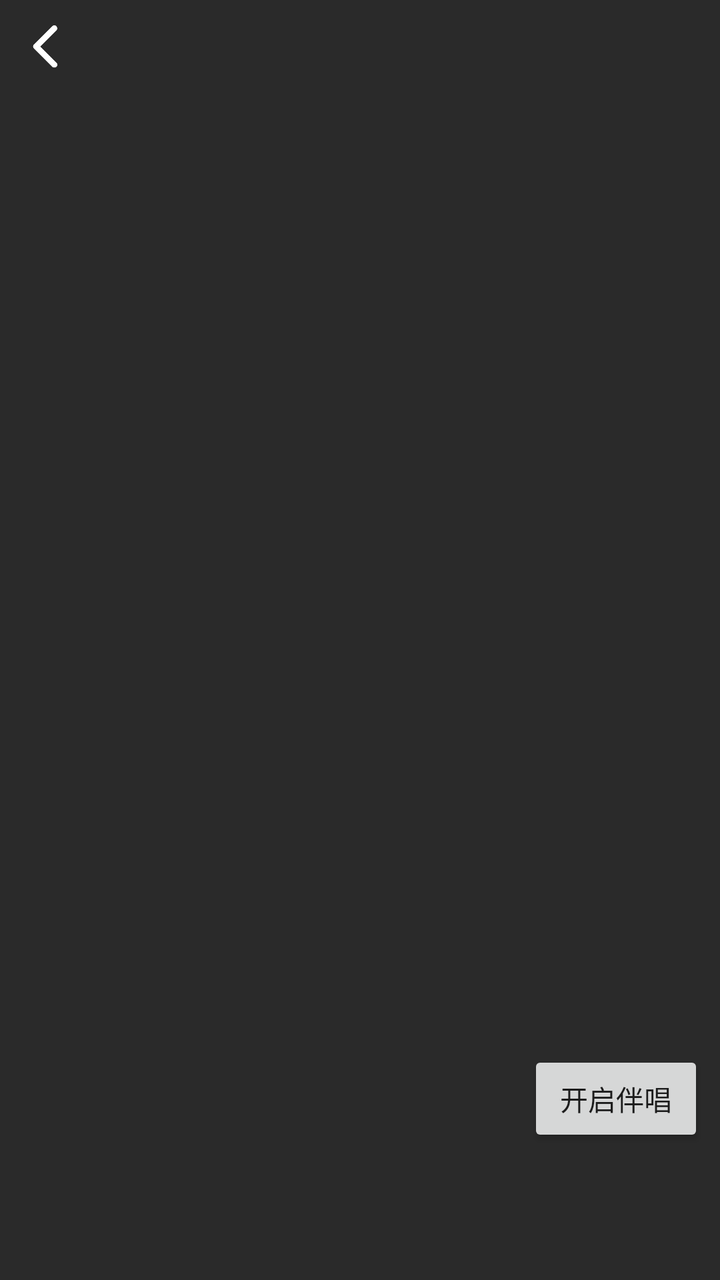
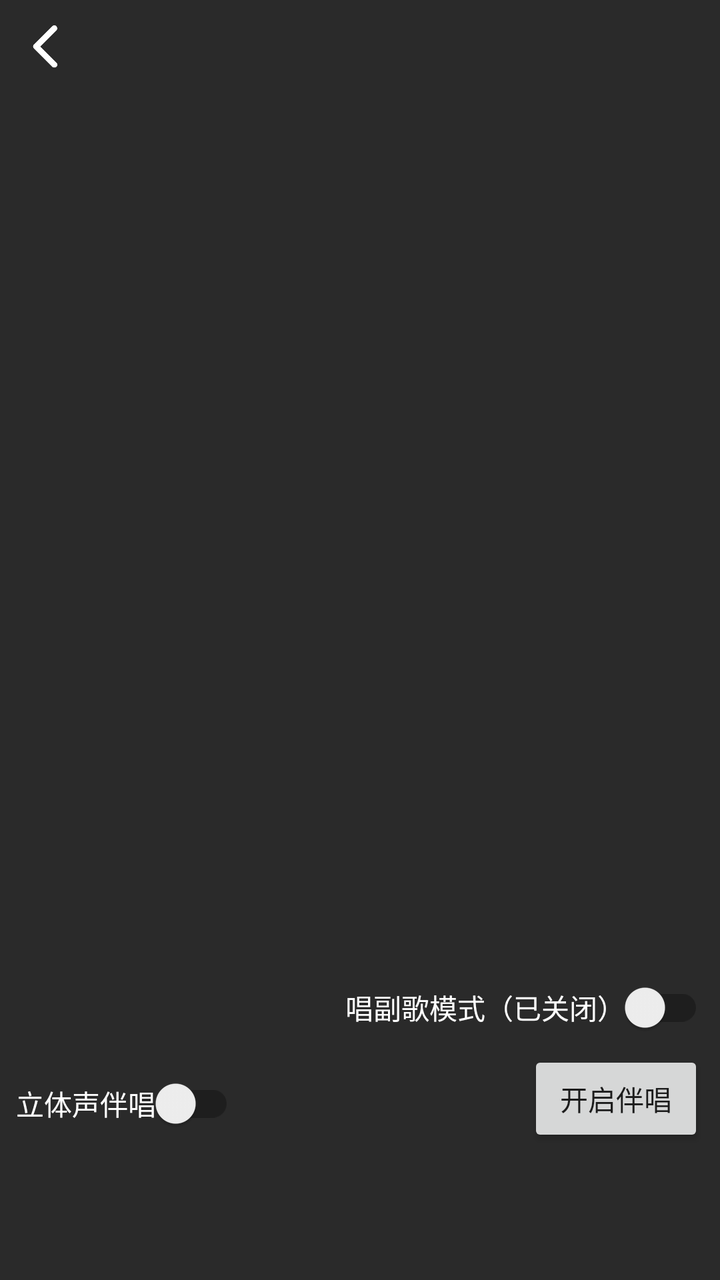

Compare the two renders of this Android layout. The source of the first and the diff that turns it into the second are given below.
<!-- AndroidManifest.xml: application theme Theme.QPlayerSDKAndroid -->
<!-- res/layout/activity_lyric_new.xml -->
<?xml version="1.0" encoding="utf-8"?>
<RelativeLayout xmlns:android="http://schemas.android.com/apk/res/android"
    android:layout_width="match_parent"
    android:layout_height="match_parent"
    xmlns:app="http://schemas.android.com/apk/res-auto"
    android:background="#2a2a2a">

    
    <ImageButton
        android:id="@+id/btn_back"
        android:layout_width="26dp"
        android:layout_height="26dp"
        android:layout_alignParentStart="true"
        android:layout_alignParentTop="true"
        android:layout_margin="10dp"
        android:adjustViewBounds="true"
        android:background="?attr/selectableItemBackgroundBorderless"
        android:contentDescription="back_button"
        android:scaleType="fitCenter"
        android:src="@drawable/ic_back_light" />

    <com.google.android.material.tabs.TabLayout
        android:id="@+id/tab_layout"
        android:layout_width="match_parent"
        android:layout_height="32dp"
        android:layout_marginLeft="50dp"
        android:layout_marginTop="10dp"
        app:tabIndicatorColor="@color/white"
        app:tabMode="scrollable"
        app:tabPaddingBottom="6dp"
        app:tabPaddingEnd="9dp"
        app:tabPaddingStart="1dp"
        app:tabSelectedTextColor="@color/white"
        app:tabTextColor="#9Affffff" />

    <androidx.viewpager2.widget.ViewPager2
        android:id="@+id/view_pager"
        android:layout_below="@+id/tab_layout"
        android:layout_width="match_parent"
        android:layout_height="match_parent"/>

    <Button
        android:id="@+id/vocalAccompany"
        android:layout_width="wrap_content"
        android:layout_height="wrap_content"
        android:layout_alignParentEnd="true"
        android:layout_alignParentBottom="true"
        android:layout_marginEnd="8dp"
        android:layout_marginBottom="@dimen/dp100"
        android:text="开启伴唱" />

    <androidx.appcompat.widget.AppCompatSeekBar
        android:id="@+id/seekbar"
        style="@style/CustomSeekbarStyle"
        android:layout_width="match_parent"
        android:layout_height="@dimen/dp80"
        android:layout_above="@id/vocalAccompany"
        android:layout_marginBottom="20dp"
        android:max="160"
        android:progress="80"
        android:visibility="gone" />

</RelativeLayout>
<!-- resources referenced by this layout -->
<resources>
  <color name="white">#FFFFFFFF</color>
  <dimen name="dp100">200px</dimen>
  <dimen name="dp80">160px</dimen>
  <!-- drawable ic_back_light: png bitmap (drawable, 2479 bytes) -->
  <style name="CustomSeekbarStyle">
          <item name="android:maxHeight">10dp</item>
          <item name="android:indeterminateOnly">false</item>
          <item name="android:indeterminateDrawable">@color/colorAccent</item>
          <item name="android:progressDrawable">@drawable/seekbar_progress_drawable</item>
          <item name="android:minHeight">10dp</item>
          <item name="android:thumb">@drawable/thumb</item>
      </style>
  <style name="Theme.QPlayerSDKAndroid" parent="Theme.AppCompat.Light.NoActionBar">
          
          <item name="colorPrimary">@color/purple_500</item>
          <item name="colorPrimaryVariant">@color/purple_700</item>
          <item name="colorOnPrimary">@color/white</item>
          
          <item name="colorSecondary">@color/teal_200</item>
          <item name="colorSecondaryVariant">@color/teal_700</item>
          <item name="colorOnSecondary">@color/black</item>
          
          <item name="android:statusBarColor" tools:targetApi="l">?attr/colorPrimaryVariant</item>
          
          <item name="android:forceDarkAllowed" tools:targetApi="q">false</item>
      </style>
  <color name="colorAccent">#D81B60</color>
  <!-- drawable seekbar_progress_drawable (drawable) -->
  <?xml version="1.0" encoding="utf-8"?>
  <layer-list xmlns:android="http://schemas.android.com/apk/res/android">
      
      <item android:id="@android:id/background">
          <shape>
              <corners android:radius="5dp" />
              <gradient
                  android:angle="270"
                  android:centerColor="#eeeff3"
                  android:centerY="0.75"
                  android:endColor="#eeeff3"
                  android:startColor="#eeeff3" />
          </shape>
      </item>
      
      <item android:id="@android:id/progress">
          <clip>
              <shape>
                  <corners android:radius="5dp"/>
                  <solid android:color="#FD5655"/>
              </shape>
          </clip>
      </item>
  </layer-list>
  <!-- drawable thumb (drawable) -->
  <?xml version="1.0" encoding="utf-8"?>
  <shape xmlns:android="http://schemas.android.com/apk/res/android" android:shape="oval">
      <size android:height="@dimen/dp20" android:width="@dimen/dp20"/>
      <solid android:color="@color/colorAccent"/>
  </shape>
  <color name="purple_500">#FF6200EE</color>
  <color name="purple_700">#FF3700B3</color>
  <color name="teal_200">#FF03DAC5</color>
  <color name="teal_700">#FF018786</color>
  <color name="black">#FF000000</color>
  <dimen name="dp20">40px</dimen>
</resources>

<!-- the commit's change to res/layout/activity_lyric_new.xml (unified diff, before → after) -->
@@ -49,6 +49,28 @@
         android:layout_marginBottom="@dimen/dp100"
         android:text="开启伴唱" />
 
+    <androidx.appcompat.widget.SwitchCompat
+        android:id="@+id/vocalAccompanyType"
+        android:layout_width="wrap_content"
+        android:layout_height="wrap_content"
+        android:layout_alignBottom="@id/vocalAccompany"
+        android:layout_alignParentStart="true"
+        android:layout_marginStart="8dp"
+        android:layout_marginBottom="8dp"
+        android:text="立体声伴唱"
+        android:textColor="@color/white" />
+
+    <androidx.appcompat.widget.SwitchCompat
+        android:id="@+id/chorusMode"
+        android:layout_width="wrap_content"
+        android:layout_height="wrap_content"
+        android:layout_above="@id/vocalAccompany"
+        android:layout_alignParentEnd="true"
+        android:layout_marginEnd="8dp"
+        android:layout_marginBottom="8dp"
+        android:text="唱副歌模式（已关闭）"
+        android:textColor="@color/white" />
+
     <androidx.appcompat.widget.AppCompatSeekBar
         android:id="@+id/seekbar"
         style="@style/CustomSeekbarStyle"
